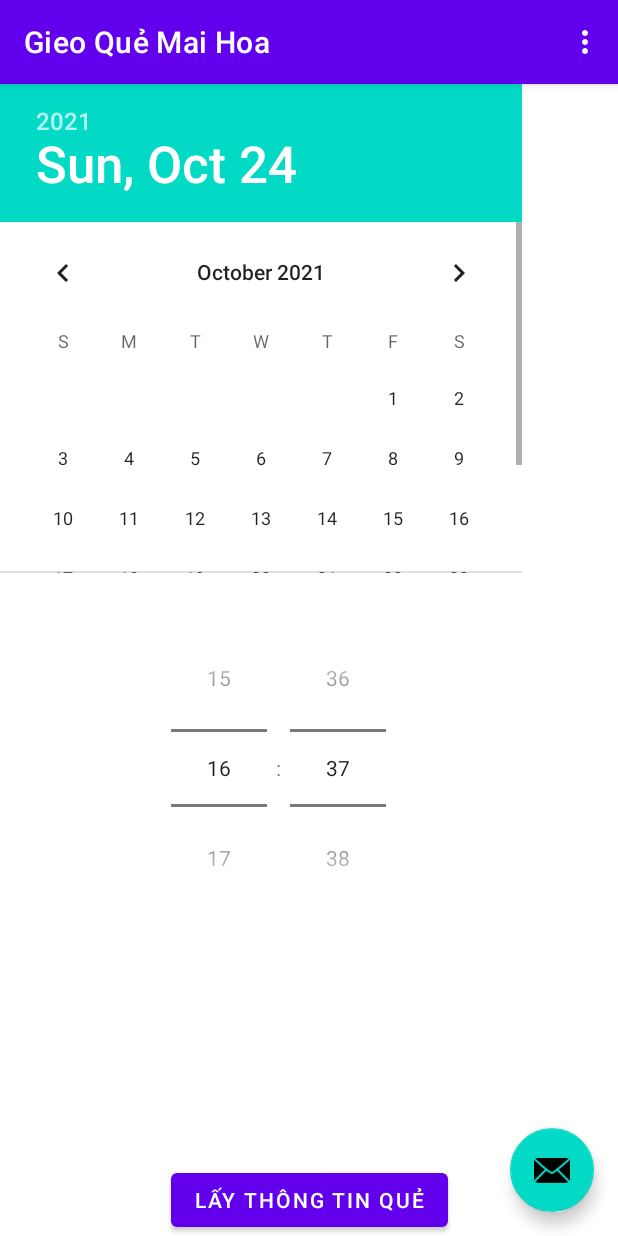
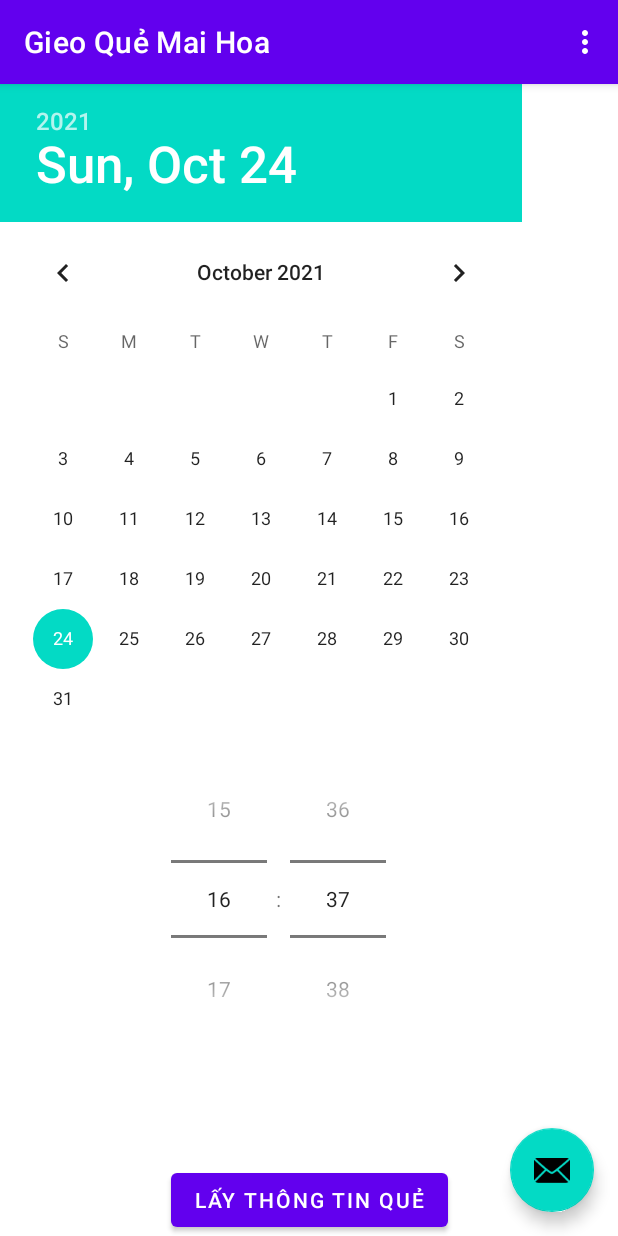
Before and after one commit to huynhnb/gieoquemaihoa, an Android app: the screen it shows after launch (MainActivity), on a phone screen of 412 x 824 dp. Run offline under Robolectric (Android 15) with nearby library versions, the phone set to English and light mode, and no system bars.

Commit message:
change text

```diff
--- a/app/src/main/res/layout/fragment_first.xml
+++ b/app/src/main/res/layout/fragment_first.xml
@@ -16,12 +16,12 @@
             app:layout_constraintBottom_toBottomOf="parent"
     />
     <DatePicker
-            android:layout_width="374dp"
-            android:layout_height="326dp" android:id="@+id/calendar"
+            android:layout_width="372dp"
+            android:layout_height="433dp" android:id="@+id/calendar"
             tools:layout_editor_absoluteX="16dp"
             tools:ignore="MissingConstraints" tools:layout_editor_absoluteY="4dp"/>
     <TimePicker android:layout_width="371dp" android:layout_height="216dp"
-                tools:layout_editor_absoluteX="16dp" android:layout_marginTop="24dp"
+                tools:layout_editor_absoluteX="16dp" android:layout_marginTop="4dp"
                 app:layout_constraintTop_toBottomOf="@+id/calendar" tools:ignore="MissingConstraints"
                 android:timePickerMode="spinner" android:id="@+id/timepicker"/>
 
```
